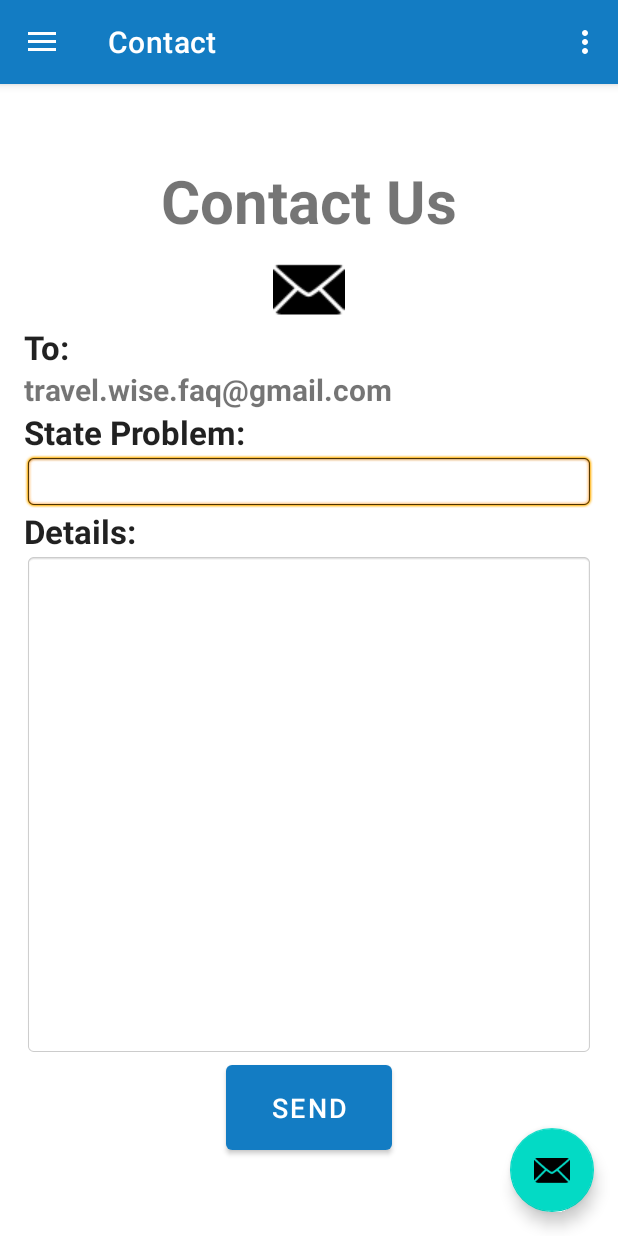
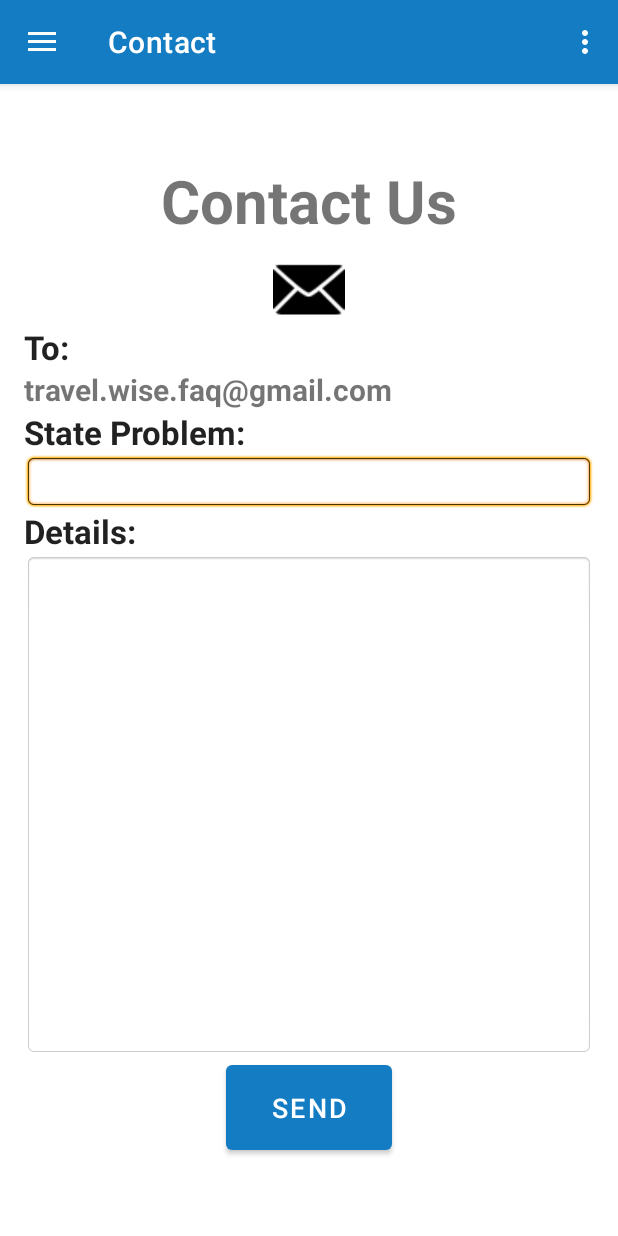
Before and after one commit to bingenk/MAD2023_Team2, an Android app: the MainActivity screen opened directly, with no data from a screen before it, in the side drawer, after a tap on "Contact Us", on a phone screen of 412 x 824 dp. Run offline under Robolectric (Android 15) with nearby library versions, the phone set to English and light mode, and no system bars; our stand-ins replace Firebase (no records; nobody signed in at launch, a user with empty details on screens opened directly), navigation-ui.

Commit message:
update MainActivity.java

```diff
--- a/app/src/main/java/sg/edu/np/mad/mad2023_team2/ui/MainActivity.java
+++ b/app/src/main/java/sg/edu/np/mad/mad2023_team2/ui/MainActivity.java
@@ -70,13 +70,6 @@
         setContentView(binding.getRoot());
 
         setSupportActionBar(binding.appBarMain.toolbar);
-        binding.appBarMain.fab.setOnClickListener(new View.OnClickListener() {
-            @Override
-            public void onClick(View view) {
-                Snackbar.make(view, "Replace with your own action", Snackbar.LENGTH_LONG)
-                        .setAction("Action", null).show();
-            }
-        });
         DrawerLayout drawer = binding.drawerLayout;
         NavigationView navigationView = binding.navView;
 
--- a/app/src/main/res/layout/app_bar_main.xml
+++ b/app/src/main/res/layout/app_bar_main.xml
@@ -22,13 +22,4 @@
 
     <include layout="@layout/content_main" />
 
-    <com.google.android.material.floatingactionbutton.FloatingActionButton
-        android:id="@+id/fab"
-        android:layout_width="wrap_content"
-        android:layout_height="wrap_content"
-        android:layout_gravity="bottom|end"
-        android:layout_marginEnd="@dimen/fab_margin"
-        android:layout_marginBottom="16dp"
-        app:srcCompat="@android:drawable/ic_dialog_email" />
-
 </androidx.coordinatorlayout.widget.CoordinatorLayout>
```
